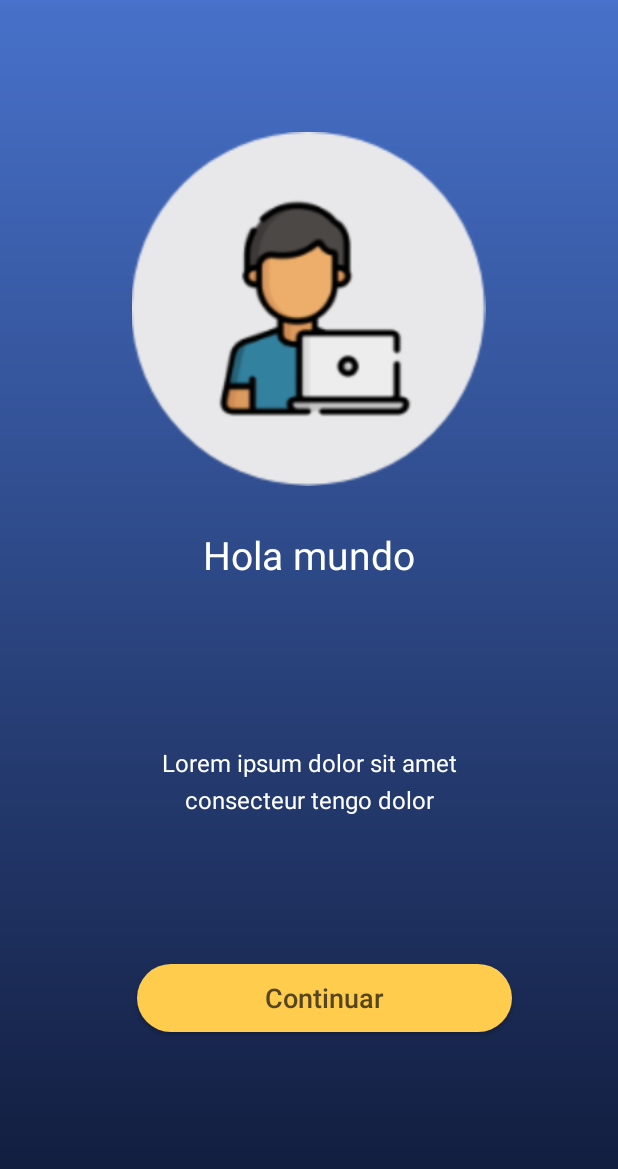
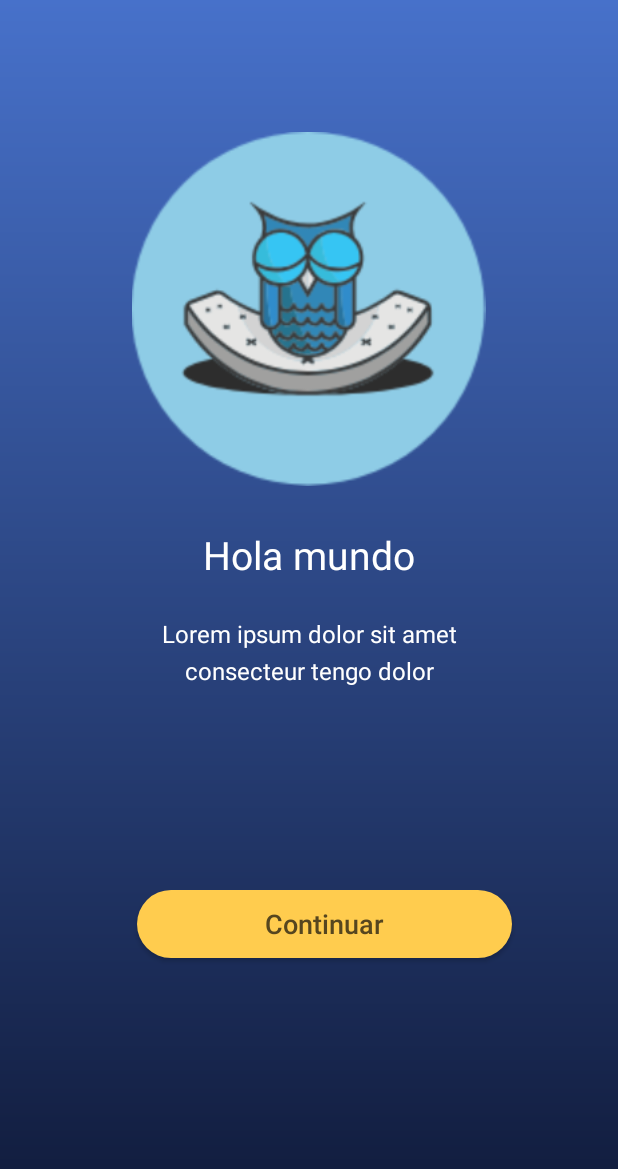
Before and after one commit to jesusmario/TrackPack-App, an Android app: the layout anim_onboarding3.xml on its own in the app's theme, with its tools: preview values and no code run, on a phone screen of 412 x 824 dp. Shown: the top 1169 px of the screen. Run offline under Robolectric (Android 15) with nearby library versions, the phone set to English and light mode, and no system bars.

```diff
--- a/app/src/main/AndroidManifest.xml
+++ b/app/src/main/AndroidManifest.xml
@@ -17,7 +17,10 @@
             </intent-filter>
         </activity>
         <activity android:name=".OnBoarding" />
-        <activity android:name=".OnBoarding2"></activity>
+        <activity android:name=".OnBoarding2" />
+        <activity android:name=".OnBoarding3" />
+        <activity android:name=".RastrearEnvio" />
+        <activity android:name=".MenuPrincipal"></activity>
     </application>
 
 </manifest>
--- /dev/null
+++ b/app/src/main/res/drawable/edit_circle.xml
@@ -0,0 +1,5 @@
+<?xml version="1.0" encoding="utf-8"?>
+<shape xmlns:android="http://schemas.android.com/apk/res/android">
+    <solid android:color="#604B87"/>
+    <corners android:radius="20dp"/>
+</shape>
--- a/app/src/main/res/layout/anim_onboarding2.xml
+++ b/app/src/main/res/layout/anim_onboarding3.xml
@@ -6,21 +6,21 @@
     android:layout_height="match_parent"
     android:background="@drawable/bg1"
     android:orientation="vertical"
-    tools:context=".OnBoarding2">
+    tools:context=".OnBoarding3">
 
     <ImageView
-        android:id="@+id/onboardImg1"
+        android:id="@+id/onboardImg3"
         android:layout_width="242dp"
         android:layout_height="236dp"
         android:layout_marginTop="88dp"
-        android:src="@drawable/onboard_2"
+        android:src="@drawable/onboard_3"
         app:layout_constraintEnd_toEndOf="parent"
         app:layout_constraintHorizontal_bias="0.497"
         app:layout_constraintStart_toStartOf="parent"
         app:layout_constraintTop_toTopOf="parent" />
 
     <TextView
-        android:id="@+id/tituloOnboard2"
+        android:id="@+id/tituloOnboard3"
         android:layout_width="wrap_content"
         android:layout_height="wrap_content"
         android:layout_marginTop="28dp"
@@ -29,10 +29,10 @@
         android:textSize="26sp"
         app:layout_constraintEnd_toEndOf="parent"
         app:layout_constraintStart_toStartOf="parent"
-        app:layout_constraintTop_toBottomOf="@+id/onboardImg1" />
+        app:layout_constraintTop_toBottomOf="@+id/onboardImg3" />
 
     <TextView
-        android:id="@+id/subtituloOnboard2"
+        android:id="@+id/subtituloOnboard3"
         android:layout_width="270dp"
         android:layout_height="wrap_content"
         android:layout_marginStart="8dp"
@@ -51,7 +51,7 @@
         app:layout_constraintVertical_bias="0.016" />
 
     <Button
-        android:id="@+id/buttonob1"
+        android:id="@+id/buttonob3"
         android:layout_width="250dp"
         android:layout_height="45dp"
         android:layout_marginBottom="50dp"
@@ -61,7 +61,7 @@
         android:textColor="#56461F"
         android:textSize="18sp"
         app:layout_constraintBottom_toBottomOf="parent"
-        app:layout_constraintEnd_toEndOf="@+id/subtituloOnboard2"
-        app:layout_constraintTop_toBottomOf="@+id/subtituloOnboard2" />
+        app:layout_constraintEnd_toEndOf="@+id/subtituloOnboard3"
+        app:layout_constraintTop_toBottomOf="@+id/subtituloOnboard3" />
 
 </android.support.constraint.ConstraintLayout>
--- a/app/src/main/res/values/colors.xml
+++ b/app/src/main/res/values/colors.xml
@@ -3,6 +3,6 @@
     <color name="colorPrimary">#604B87</color>
     <color name="colorPrimaryDark">#000000</color>
     <color name="colorAccent">#D81B60</color>
-
+    <color name="coloresTitulos">#FFFF</color>
 
 </resources>
--- a/app/src/main/res/values/strings.xml
+++ b/app/src/main/res/values/strings.xml
@@ -1,3 +1,5 @@
 <resources>
     <string name="app_name">Track Pack</string>
+    <string name="boton_regresar">Volver al menú principal</string>
+    <string name="titulo_RastrearEnv">Rastrea tu envio</string>
 </resources>
```
Also changed, not shown: app/src/main/java/integrador/itson/mx/trackpack/MenuPrincipal.java (added, +13 -0 lines), app/src/main/java/integrador/itson/mx/trackpack/OnBoarding.java (+10 -0 lines), app/src/main/java/integrador/itson/mx/trackpack/OnBoarding2.java (+28 -0 lines), app/src/main/java/integrador/itson/mx/trackpack/OnBoarding3.java (added, +33 -0 lines), app/src/main/java/integrador/itson/mx/trackpack/RastrearEnvio.java (added, +23 -0 lines), app/src/main/res/layout/menu_principal.xml (added, +9 -0 lines), app/src/main/res/layout/rastrear_envio.xml (added, +51 -0 lines).
